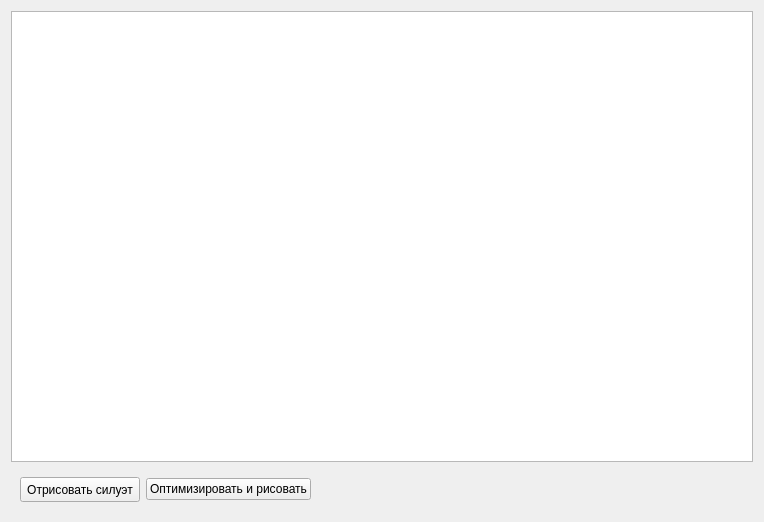
First picture: the form in source/gui/resultswidget.ui, repository baseoleph/secad, before the edit.
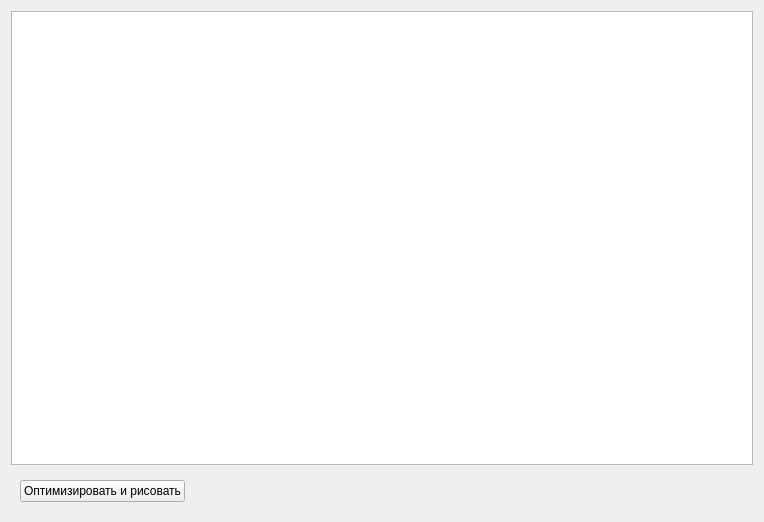
Second picture: the form after the edit.

Commit message: remove unused buttons; fix tab width

The edit to the form file:
```diff
--- a/source/gui/resultswidget.ui
+++ b/source/gui/resultswidget.ui
@@ -26,25 +26,6 @@
       </size>
      </property>
      <layout class="QHBoxLayout" name="horizontalLayout">
-      <item>
-       <widget class="QPushButton" name="pushButton_draw_sil">
-        <property name="minimumSize">
-         <size>
-          <width>120</width>
-          <height>25</height>
-         </size>
-        </property>
-        <property name="maximumSize">
-         <size>
-          <width>120</width>
-          <height>25</height>
-         </size>
-        </property>
-        <property name="text">
-         <string>Отрисовать силуэт</string>
-        </property>
-       </widget>
-      </item>
       <item>
        <widget class="QPushButton" name="pushButton_opt">
         <property name="text">
```
The commit also changes 7 other files.
